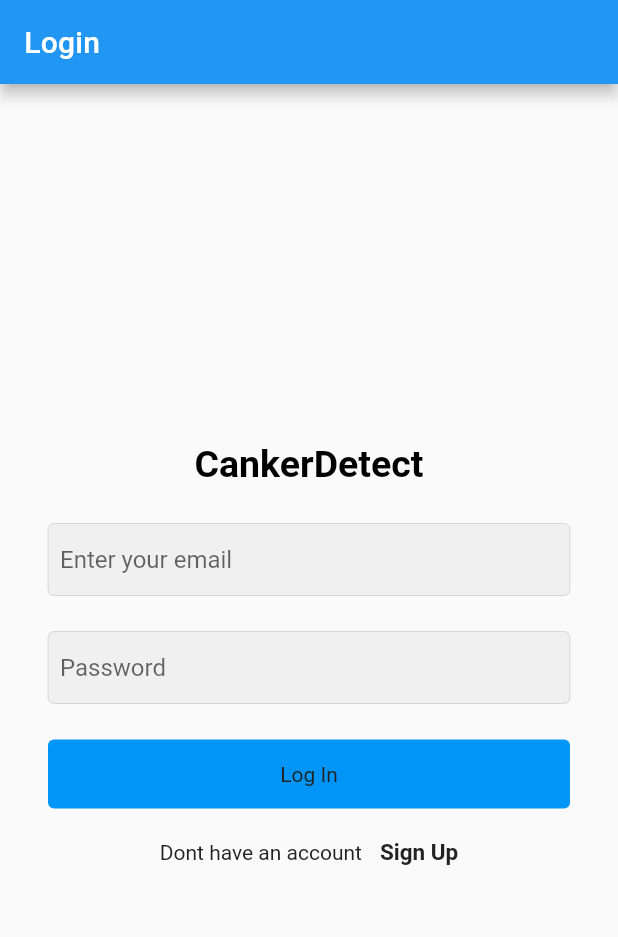
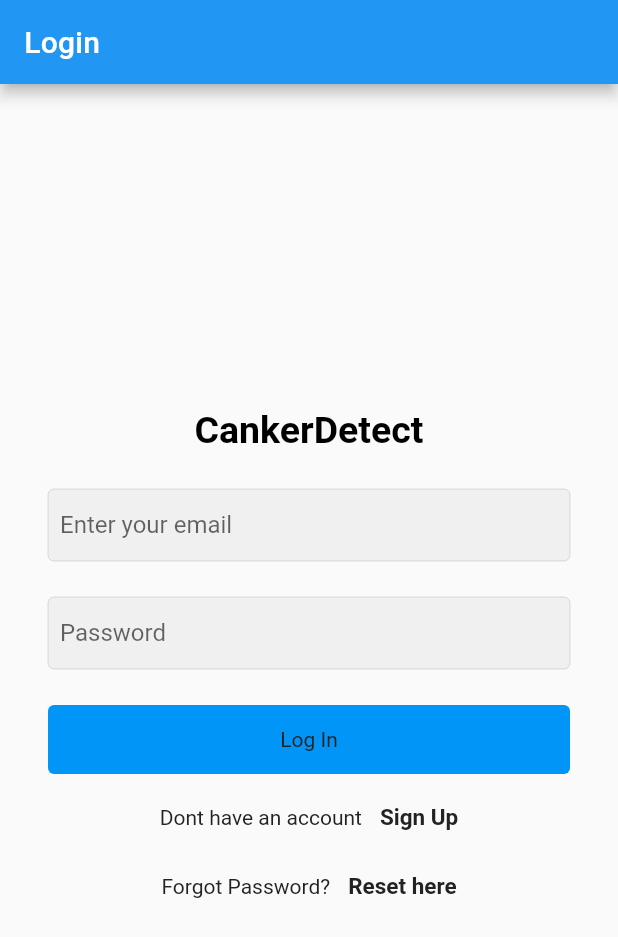
Before and after one commit to Sourav-Malani/Detect-Citrus-Canker, a Flutter app: the screen it shows once a user with an empty profile is signed in, item 5 of the bottom bar chosen, after a tap on "Sign Out", on a phone screen of 412 x 824 dp. Shown: the top 937 px of the screen. Run offline on Flutter 3.47's test engine with Material 2 defaults, Android fonts, the phone set to English and light mode, and no system bars; our stand-ins replace camera, cloud_firestore, connectivity_plus, easy_localization, firebase_auth, firebase_core and 16 more; missing offline and left inert: tflite_flutter_helper_plus, tflite_flutter_plus; accounts and stored records are empty; network calls fail.

Commit message:
Added forgot password screen

```diff
--- a/lib/Community3/screens/login_screen.dart
+++ b/lib/Community3/screens/login_screen.dart
@@ -1,3 +1,4 @@
+import 'package:canker_detect/Community3/screens/forgot_password_screen.dart';
 import 'package:flutter/material.dart';
 import 'package:canker_detect/Community3/resources/auth_methods.dart';
 //import 'package:canker_detect/Community3/screens/homescreen.dart';
@@ -94,6 +95,11 @@ class _LoginScreenState extends State<LoginScreen> {
       builder: (context) => SignUpScreen(),
     ));
   }
+  void navigatetoForgot() {
+    Navigator.of(context).push(MaterialPageRoute(
+      builder: (context) => ForgotPasswordScreen(),
+    ));
+  }
 
   @override
   Widget build(BuildContext context) {
@@ -165,7 +171,32 @@ class _LoginScreenState extends State<LoginScreen> {
                   ),
                 ),
               ],
+            ),
+            const SizedBox(height: 12),
+            Row(
+              mainAxisAlignment: MainAxisAlignment.center,
+              children: [
+                Container(
+                  child: const Text("Forgot Password?"),
+                  padding: const EdgeInsets.symmetric(vertical: 8),
+                ),
+                const SizedBox(
+                  width: 12,
+                ),
+                GestureDetector(
+                  onTap: navigatetoForgot,
+                  child: Container(
+                    child: const Text(
+                      "Reset here",
+                      style:
+                      TextStyle(fontWeight: FontWeight.bold, fontSize: 15),
+                    ),
+                    padding: const EdgeInsets.symmetric(vertical: 8),
+                  ),
+                ),
+              ],
             )
+
           ],
         ),
       )),
--- a/lib/Community3/screens/profileScreen.dart
+++ b/lib/Community3/screens/profileScreen.dart
@@ -1,3 +1,5 @@
+import 'dart:io';
+
 import 'package:cloud_firestore/cloud_firestore.dart';
 import 'package:firebase_auth/firebase_auth.dart';
 import 'package:flutter/material.dart';
@@ -7,65 +9,65 @@ import 'package:canker_detect/Community3/screens/login_screen.dart';
 import 'package:canker_detect/utils/colors.dart';
 import 'package:canker_detect/utils/utils.dart';
 import 'package:canker_detect/Community3/widgets/follow_button.dart';
+import 'package:image_picker/image_picker.dart';
 
 class ProfileScreen extends StatefulWidget {
   final String? uid;
 
-  const ProfileScreen({Key? key,required this.uid}) : super(key: key);
+  const ProfileScreen({Key? key, required this.uid}) : super(key: key);
+
   @override
   _ProfileScreenState createState() => _ProfileScreenState();
 }
 
 class _ProfileScreenState extends State<ProfileScreen> {
-  var userData = {};
+  Map<String, dynamic> userData = {};
   int postLen = 0;
   int followers = 0;
   int following = 0;
   bool isfollowing = false;
   bool isLoading = false;
 
-
-
-
   @override
   void initState() {
-    // TODO: implement initState
     super.initState();
     getData();
   }
 
-  getData() async{
+  Future<void> getData() async {
     setState(() {
       isLoading = true;
     });
-    try{
-      var userSnap = await FirebaseFirestore.instance.collection("users").doc(widget.uid).get();
+    try {
+      final userSnap =
+      await FirebaseFirestore.instance.collection("users").doc(widget.uid).get();
       setState(() {
-        userData = userSnap.data()!;
+        userData = userSnap.data() ?? {};
       });
-      //get post link
-      var postSnap = await FirebaseFirestore.instance.collection("post").where('uid', isEqualTo: widget.uid).get();
+
+      final postSnap =
+      await FirebaseFirestore.instance.collection("post").where('uid', isEqualTo: widget.uid).get();
       setState(() {
         postLen = postSnap.docs.length;
       });
+
       setState(() {
-        followers = userSnap.data()!["followers"].length;
-      });
-      setState(() {
-        following = userSnap.data()!["following"].length;
-      });
-      setState(() {
-        isfollowing = userSnap.data()!["followers"].contains(FirebaseAuth.instance.currentUser!.uid);
+        followers = userData["followers"] != null ? userData["followers"].length : 0;
       });
 
-    }catch(e){
+      setState(() {
+        following = userData["following"] != null ? userData["following"].length : 0;
+      });
+
+      setState(() {
+        isfollowing = userData["followers"] != null && userData["followers"].contains(FirebaseAuth.instance.currentUser!.uid);
+      });
+    } catch (e) {
       showSnackBar(e.toString(), context);
     }
     setState(() {
       isLoading = false;
     });
-
-
   }
 
   Column buildStatColumn(int num, String label) {
@@ -79,41 +81,60 @@ class _ProfileScreenState extends State<ProfileScreen> {
         ),
         Padding(
           padding: const EdgeInsets.only(top: 5),
-            child: Text(label,
+          child: Text(
+            label,
             style: const TextStyle(
               fontSize: 15,
               fontWeight: FontWeight.w400,
-                    color: Colors.grey))),
+              color: Colors.grey,
+            ),
+          ),
+        ),
       ],
     );
   }
 
 
+  Future<void> _pickImage() async {
+    final picker = ImagePicker();
+    final pickedFile = await picker.getImage(source: ImageSource.gallery);
+
+    if (pickedFile != null) {
+      setState(() {
+        userData["photourl"] = pickedFile.path;
+      });
+    }
+  }
 
   @override
   Widget build(BuildContext context) {
-    return
-      isLoading?const Center(child: CircularProgressIndicator()):
-      Scaffold(
+    return isLoading
+        ? const Center(child: CircularProgressIndicator())
+        : Scaffold(
       appBar: AppBar(
           backgroundColor: mobileBackgroundColor,
-            title: Text(userData["username"]!=null?userData["username"]:"username")
-        ),
+          title: Text(userData["username"] ?? "Username")),
       body: ListView(
         children: [
           Padding(
             padding: const EdgeInsets.all(16),
-              child: Column(
+            child: Row(
+              crossAxisAlignment: CrossAxisAlignment.start,
               children: [
-                  Row(
-                    children: [
-                      CircleAvatar(
+                InkWell(
+                  onTap: _pickImage,
+                  child: CircleAvatar(
                     radius: 48,
                     backgroundColor: Colors.grey,
-                          backgroundImage: NetworkImage(
-                              userData["photourl"])),
+                    backgroundImage: userData["photourl"] != null
+                        ? FileImage(File(userData["photourl"])) as ImageProvider<Object>?
+                        : userData["photourl"] != null
+                        ? NetworkImage(userData["photourl"]) as ImageProvider<Object>?
+                        : AssetImage("assets/images/default_profile_picture.jpeg") as ImageProvider<Object>?,
+                  ),
+                ),
+                SizedBox(width: 16),
                 Expanded(
-                        flex: 1,
                   child: Column(
                     children: [
                       Row(
@@ -122,95 +143,114 @@ class _ProfileScreenState extends State<ProfileScreen> {
                         children: [
                           buildStatColumn(postLen, "Posts"),
                           buildStatColumn(followers, "Followers"),
-                                buildStatColumn(following, "Following")
+                          buildStatColumn(following, "Following"),
                         ],
                       ),
-                            FirebaseAuth.instance.currentUser!.uid==widget.uid?FollowButton(
+                      FirebaseAuth.instance.currentUser!.uid == widget.uid
+                          ? FollowButton(
                         backgroundColor: mobileBackgroundColor,
                         borderColor: Colors.grey,
                         text: "Sign Out",
                         textColor: primaryColor,
                         function: () async {
                           await AuthMethods().signOut();
-                                Navigator.of(context).pushReplacement(MaterialPageRoute(builder: (context)=>LoginScreen()));
-                              },) : isfollowing?FollowButton(
+                          Navigator.of(context).pushReplacement(
+                              MaterialPageRoute(
+                                  builder: (context) =>
+                                      LoginScreen()));
+                        },
+                      )
+                          : isfollowing
+                          ? FollowButton(
                         backgroundColor: Colors.white,
                         borderColor: Colors.grey,
                         text: "Unfollow",
                         textColor: Colors.black,
-                              function: ()async{
-                                await FirestoreMethod().followUser(FirebaseAuth.instance.currentUser!.uid, widget.uid!);
+                        function: () async {
+                          await FirestoreMethod().followUser(
+                              FirebaseAuth.instance.currentUser!.uid,
+                              widget.uid!);
                           setState(() {
                             isfollowing = false;
                             followers--;
                           });
                         },
-                            ):FollowButton(
+                      )
+                          : FollowButton(
                         backgroundColor: Colors.blue,
                         borderColor: Colors.grey,
                         text: "Follow",
                         textColor: primaryColor,
-                                function: ()async{
-                                  await FirestoreMethod().followUser(FirebaseAuth.instance.currentUser!.uid, widget.uid!);
+                        function: () async {
+                          await FirestoreMethod().followUser(
+                              FirebaseAuth.instance.currentUser!.uid,
+                              widget.uid!);
                           setState(() {
                             isfollowing = true;
                             followers++;
                           });
-
-                                })
+                        },
+                      ),
                     ],
                   ),
                 ),
               ],
             ),
+          ),
           Container(
             alignment: Alignment.centerLeft,
-                      padding: const EdgeInsets.only(top: 15),
+            padding: const EdgeInsets.only(top: 15, left: 5),
             child: Text(
-                        userData["username"]!=null?userData["username"]:"username",
+              userData["username"] ?? "Username",
               style: TextStyle(fontWeight: FontWeight.bold),
-                      )),
+            ),
+          ),
           Container(
             alignment: Alignment.centerLeft,
-                      padding: const EdgeInsets.only(top: 2),
+            padding: const EdgeInsets.only(top: 2,left: 5),
             child: Text(
-                        userData["email"]!=null?userData["email"]:"email@gmail.com",
-                      )),
+              userData["email"] ?? "email@gmail.com",
+            ),
+          ),
           const Divider(),
           FutureBuilder(
-                      future: FirebaseFirestore.instance.collection("post").where("uid" , isEqualTo :widget.uid).get(),
-                      builder: (context, snapshot){
-                        if(snapshot.connectionState == ConnectionState.waiting){
-                          return const Center(child:CircularProgressIndicator());
+            future: FirebaseFirestore.instance.collection("post").where("uid", isEqualTo: widget.uid).get(),
+            builder: (context, snapshot) {
+              if (snapshot.connectionState == ConnectionState.waiting) {
+                return const Center(child: CircularProgressIndicator());
+              }
+              if (snapshot.hasError) {
+                return Center(child: Text("Error: ${snapshot.error}"));
+              }
+
+              final data = snapshot.data as QuerySnapshot;
+
+              if (data.docs.isEmpty) {
+                return const Center(
+                  child: Text("No posts available."),
+                );
               }
 
               return GridView.builder(
                 shrinkWrap: true,
                 itemCount: (snapshot.data! as dynamic).docs.length,
-                            gridDelegate: const SliverGridDelegateWithFixedCrossAxisCount(crossAxisCount: 3,crossAxisSpacing:5,
+                gridDelegate: const SliverGridDelegateWithFixedCrossAxisCount(
+                  crossAxisCount: 3,
+                  crossAxisSpacing: 5,
                   childAspectRatio: 1,
-                                mainAxisSpacing: 1.5
+                  mainAxisSpacing: 1.5,
                 ),
-                            itemBuilder: (context,index){
+                itemBuilder: (context, index) {
                   DocumentSnapshot snap = (snapshot.data! as dynamic).docs[index];
                   return Container(
-                                child: Image(image: NetworkImage(
-                                    snap["postUrl"]
+                    child: Image(
+                      image: NetworkImage(snap["postUrl"]),
+                      fit: BoxFit.cover,
                     ),
-                                    fit: BoxFit.cover
-                                ),
-
                   );
-                            }
-
-
+                },
               );
-
-                      }
-
-                  )
-                ],
-              ),
+            },
           )
         ],
       ),
```
Also changed, not shown: lib/Community3/resources/auth_methods.dart (+18 -0 lines), lib/Community3/screens/forgot_password_screen.dart (added, +99 -0 lines), lib/widget/plant_recogniser.dart (+35 -2 lines), assets/images/default_profile_picture.jpeg (added). Lines whose indentation alone changed are shown as unchanged.
